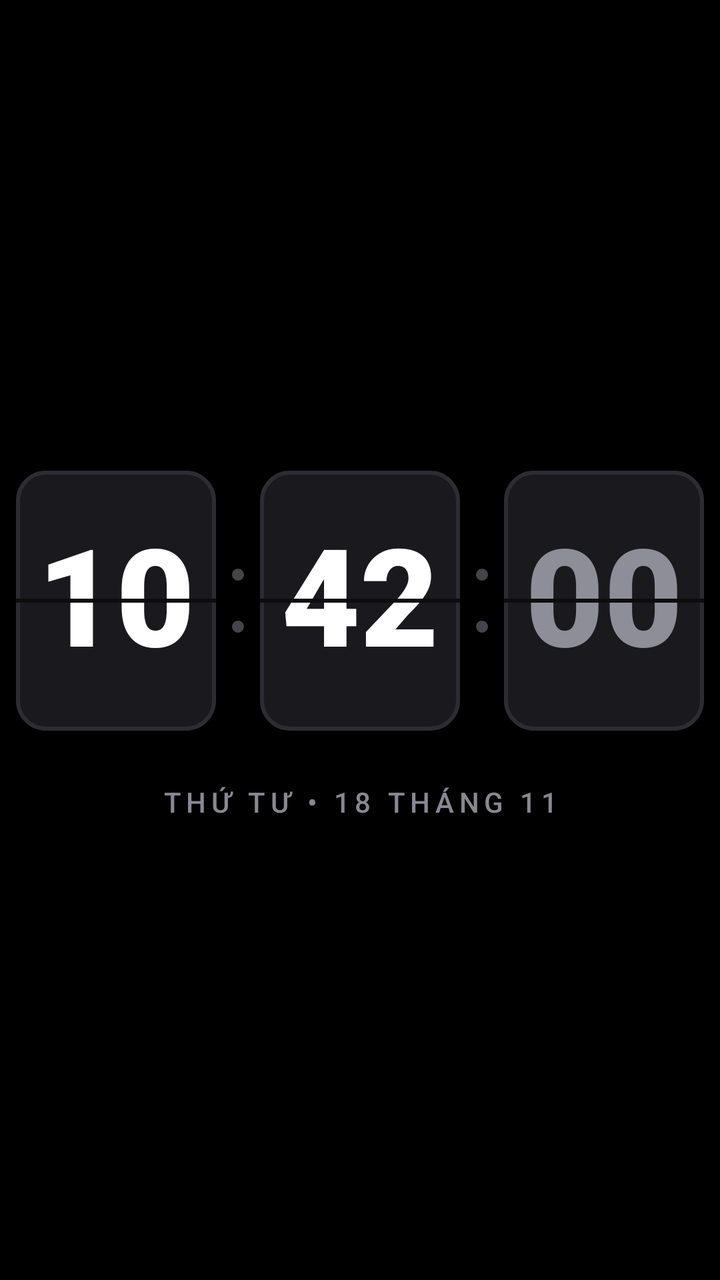
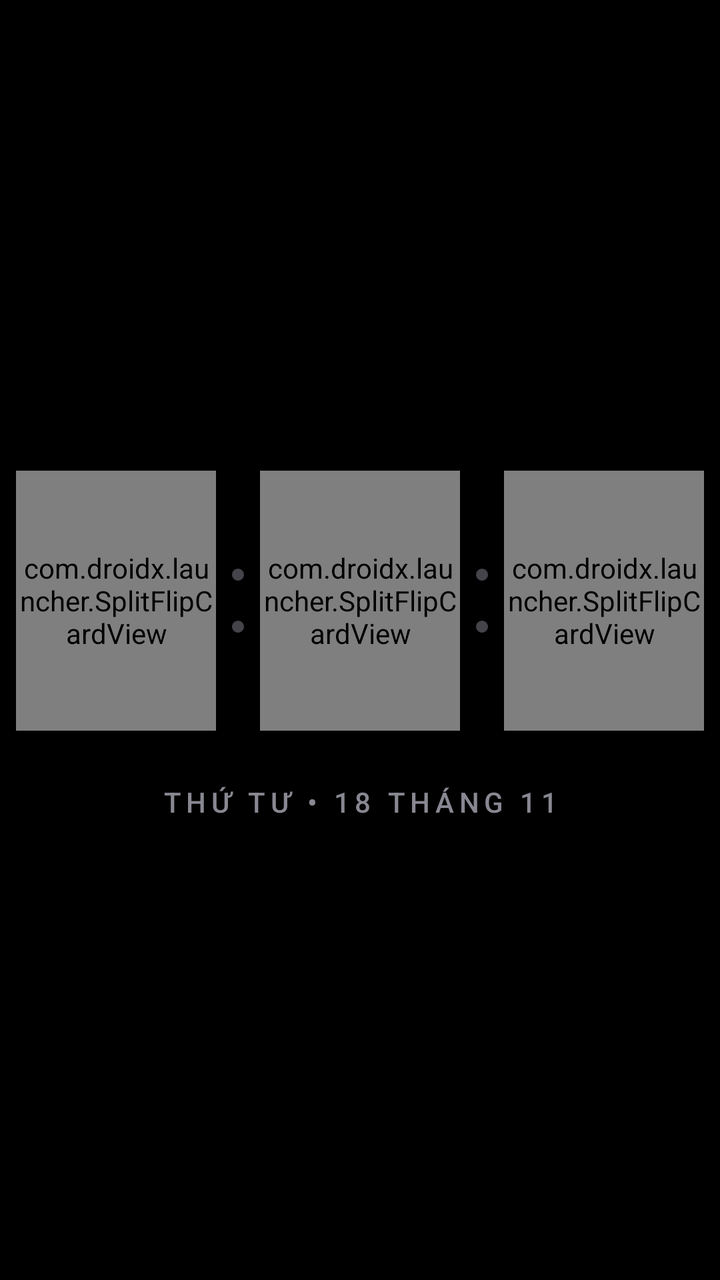

An Android layout rendered at two revisions. The XML below is the earlier revision; the diff shows what the commit changed to produce the second picture.
<!-- AndroidManifest.xml: application theme Theme.DroidX -->
<!-- res/layout/activity_main.xml -->
<?xml version="1.0" encoding="utf-8"?>
<FrameLayout xmlns:android="http://schemas.android.com/apk/res/android"
    android:id="@+id/rootContainer"
    android:layout_width="match_parent"
    android:layout_height="match_parent"
    android:background="@color/bg_black">

    
    <ViewFlipper
        android:id="@+id/viewFlipper"
        android:layout_width="match_parent"
        android:layout_height="match_parent">

        
        <RelativeLayout
            android:id="@+id/pageClock"
            android:layout_width="match_parent"
            android:layout_height="match_parent"
            android:background="@color/bg_black">

            
            <LinearLayout
                android:layout_width="wrap_content"
                android:layout_height="wrap_content"
                android:layout_centerInParent="true"
                android:orientation="vertical"
                android:gravity="center">

                
                <LinearLayout
                    android:layout_width="wrap_content"
                    android:layout_height="wrap_content"
                    android:orientation="horizontal"
                    android:gravity="center"
                    android:padding="6dp">

                    
                    <FrameLayout
                        android:id="@+id/flHourCard"
                        android:layout_width="100dp"
                        android:layout_height="130dp"
                        android:background="@drawable/bg_flip_card">

                        <TextView
                            android:id="@+id/tvFlipHours"
                            android:layout_width="match_parent"
                            android:layout_height="match_parent"
                            android:gravity="center"
                            android:text="10"
                            android:textColor="#FFFFFF"
                            android:textSize="68sp"
                            android:fontFamily="sans-serif-black"
                            android:includeFontPadding="false" />

                        
                        <View
                            android:layout_width="match_parent"
                            android:layout_height="2dp"
                            android:layout_gravity="center"
                            android:background="#0D0D10" />
                    </FrameLayout>

                    
                    <LinearLayout
                        android:layout_width="wrap_content"
                        android:layout_height="wrap_content"
                        android:orientation="vertical"
                        android:gravity="center"
                        android:layout_marginStart="8dp"
                        android:layout_marginEnd="8dp">

                        <View
                            android:layout_width="6dp"
                            android:layout_height="6dp"
                            android:background="@drawable/dot_colon"
                            android:layout_marginBottom="20dp" />

                        <View
                            android:layout_width="6dp"
                            android:layout_height="6dp"
                            android:background="@drawable/dot_colon" />
                    </LinearLayout>

                    
                    <FrameLayout
                        android:id="@+id/flMinuteCard"
                        android:layout_width="100dp"
                        android:layout_height="130dp"
                        android:background="@drawable/bg_flip_card">

                        <TextView
                            android:id="@+id/tvFlipMinutes"
                            android:layout_width="match_parent"
                            android:layout_height="match_parent"
                            android:gravity="center"
                            android:text="42"
                            android:textColor="#FFFFFF"
                            android:textSize="68sp"
                            android:fontFamily="sans-serif-black"
                            android:includeFontPadding="false" />

                        
                        <View
                            android:layout_width="match_parent"
                            android:layout_height="2dp"
                            android:layout_gravity="center"
                            android:background="#0D0D10" />
                    </FrameLayout>

                    
                    <LinearLayout
                        android:layout_width="wrap_content"
                        android:layout_height="wrap_content"
                        android:orientation="vertical"
                        android:gravity="center"
                        android:layout_marginStart="8dp"
                        android:layout_marginEnd="8dp">

                        <View
                            android:layout_width="6dp"
                            android:layout_height="6dp"
                            android:background="@drawable/dot_colon"
                            android:layout_marginBottom="20dp" />

                        <View
                            android:layout_width="6dp"
                            android:layout_height="6dp"
                            android:background="@drawable/dot_colon" />
                    </LinearLayout>

                    
                    <FrameLayout
                        android:id="@+id/flSecondCard"
                        android:layout_width="100dp"
                        android:layout_height="130dp"
                        android:background="@drawable/bg_flip_card">

                        <TextView
                            android:id="@+id/tvFlipSeconds"
                            android:layout_width="match_parent"
                            android:layout_height="match_parent"
                            android:gravity="center"
                            android:text="00"
                            android:textColor="#8E8E98"
                            android:textSize="68sp"
                            android:fontFamily="sans-serif-black"
                            android:includeFontPadding="false" />

                        
                        <View
                            android:layout_width="match_parent"
                            android:layout_height="2dp"
                            android:layout_gravity="center"
                            android:background="#0D0D10" />
                    </FrameLayout>

                </LinearLayout>

                
                <TextView
                    android:id="@+id/tvDate"
                    android:layout_width="wrap_content"
                    android:layout_height="wrap_content"
                    android:layout_marginTop="20dp"
                    android:text="THỨ TƯ • 18 THÁNG 11"
                    android:textColor="#888892"
                    android:textSize="14sp"
                    android:letterSpacing="0.18"
                    android:fontFamily="sans-serif-medium"
                    android:gravity="center" />

            </LinearLayout>

        </RelativeLayout>

        
        <RelativeLayout
            android:id="@+id/pageEnglish"
            android:layout_width="match_parent"
            android:layout_height="match_parent"
            android:background="@color/bg_black">

            <ProgressBar
                android:id="@+id/pbWebLoading"
                style="?android:attr/progressBarStyleHorizontal"
                android:layout_width="match_parent"
                android:layout_height="2dp"
                android:layout_alignParentTop="true"
                android:progressDrawable="@android:drawable/progress_horizontal"
                android:indeterminateOnly="true" />

            <WebView
                android:id="@+id/wvEnglish"
                android:layout_width="match_parent"
                android:layout_height="match_parent"
                android:layout_below="@id/pbWebLoading" />

            
            <Button
                android:id="@+id/btnReloadWeb"
                android:layout_width="36dp"
                android:layout_height="36dp"
                android:layout_alignParentTop="true"
                android:layout_alignParentEnd="true"
                android:layout_marginTop="12dp"
                android:layout_marginEnd="12dp"
                android:backgroundTint="#60000000"
                android:text="↻"
                android:textColor="#888888"
                android:textSize="13sp" />
        </RelativeLayout>

        
        <LinearLayout
            android:id="@+id/pageApps"
            android:layout_width="match_parent"
            android:layout_height="match_parent"
            android:orientation="vertical"
            android:paddingStart="24dp"
            android:paddingEnd="24dp"
            android:paddingTop="36dp">

            
            <LinearLayout
                android:layout_width="match_parent"
                android:layout_height="wrap_content"
                android:orientation="horizontal"
                android:gravity="center_vertical"
                android:layout_marginBottom="16dp">

                <EditText
                    android:id="@+id/etSearch"
                    android:layout_width="0dp"
                    android:layout_height="44dp"
                    android:layout_weight="1"
                    android:background="@color/card_bg"
                    android:hint="Tìm ứng dụng..."
                    android:textColorHint="@color/text_gray"
                    android:textColor="@color/text_white"
                    android:paddingStart="14dp"
                    android:paddingEnd="14dp"
                    android:textSize="14sp"
                    android:singleLine="true" />

                <Button
                    android:id="@+id/btnSettings"
                    android:layout_width="44dp"
                    android:layout_height="44dp"
                    android:layout_marginStart="10dp"
                    android:backgroundTint="@color/card_bg"
                    android:text="⚙️"
                    android:textColor="@color/text_white"
                    android:textSize="16sp" />
            </LinearLayout>

            
            <GridView
                android:id="@+id/gvApps"
                android:layout_width="match_parent"
                android:layout_height="match_parent"
                android:numColumns="4"
                android:verticalSpacing="16dp"
                android:horizontalSpacing="8dp"
                android:gravity="center" />
        </LinearLayout>

    </ViewFlipper>

</FrameLayout>
<!-- resources referenced by this layout -->
<resources>
  <color name="bg_black">#000000</color>
  <color name="card_bg">#1A1A1A</color>
  <color name="text_gray">#888888</color>
  <color name="text_white">#FFFFFF</color>
  <!-- drawable bg_flip_card (drawable) -->
  <?xml version="1.0" encoding="utf-8"?>
  <shape xmlns:android="http://schemas.android.com/apk/res/android"
      android:shape="rectangle">
      <solid android:color="#1A1A1E" />
      <stroke
          android:width="2dp"
          android:color="#2C2C32" />
      <corners android:radius="14dp" />
  </shape>
  <!-- drawable dot_colon (drawable) -->
  <?xml version="1.0" encoding="utf-8"?>
  <shape xmlns:android="http://schemas.android.com/apk/res/android"
      android:shape="oval">
      <solid android:color="#44444A" />
  </shape>
  <style name="Theme.DroidX" parent="android:Theme.Material.NoActionBar">
          <item name="android:windowBackground">@color/bg_black</item>
          <item name="android:statusBarColor">#00000000</item>
          <item name="android:navigationBarColor">#00000000</item>
      </style>
</resources>

<!-- the commit's change to res/layout/activity_main.xml (unified diff, before → after) -->
@@ -35,30 +35,10 @@
                     android:padding="6dp">
 
                     
-                    <FrameLayout
-                        android:id="@+id/flHourCard"
+                    <com.droidx.launcher.SplitFlipCardView
+                        android:id="@+id/cardHours"
                         android:layout_width="100dp"
-                        android:layout_height="130dp"
-                        android:background="@drawable/bg_flip_card">
-
-                        <TextView
-                            android:id="@+id/tvFlipHours"
-                            android:layout_width="match_parent"
-                            android:layout_height="match_parent"
-                            android:gravity="center"
-                            android:text="10"
-                            android:textColor="#FFFFFF"
-                            android:textSize="68sp"
-                            android:fontFamily="sans-serif-black"
-                            android:includeFontPadding="false" />
-
-                        
-                        <View
-                            android:layout_width="match_parent"
-                            android:layout_height="2dp"
-                            android:layout_gravity="center"
-                            android:background="#0D0D10" />
-                    </FrameLayout>
+                        android:layout_height="130dp" />
 
                     
                     <LinearLayout
@@ -82,30 +62,10 @@
                     </LinearLayout>
 
                     
-                    <FrameLayout
-                        android:id="@+id/flMinuteCard"
+                    <com.droidx.launcher.SplitFlipCardView
+                        android:id="@+id/cardMinutes"
                         android:layout_width="100dp"
-                        android:layout_height="130dp"
-                        android:background="@drawable/bg_flip_card">
-
-                        <TextView
-                            android:id="@+id/tvFlipMinutes"
-                            android:layout_width="match_parent"
-                            android:layout_height="match_parent"
-                            android:gravity="center"
-                            android:text="42"
-                            android:textColor="#FFFFFF"
-                            android:textSize="68sp"
-                            android:fontFamily="sans-serif-black"
-                            android:includeFontPadding="false" />
-
-                        
-                        <View
-                            android:layout_width="match_parent"
-                            android:layout_height="2dp"
-                            android:layout_gravity="center"
-                            android:background="#0D0D10" />
-                    </FrameLayout>
+                        android:layout_height="130dp" />
 
                     
                     <LinearLayout
@@ -129,30 +89,10 @@
                     </LinearLayout>
 
                     
-                    <FrameLayout
-                        android:id="@+id/flSecondCard"
+                    <com.droidx.launcher.SplitFlipCardView
+                        android:id="@+id/cardSeconds"
                         android:layout_width="100dp"
-                        android:layout_height="130dp"
-                        android:background="@drawable/bg_flip_card">
-
-                        <TextView
-                            android:id="@+id/tvFlipSeconds"
-                            android:layout_width="match_parent"
-                            android:layout_height="match_parent"
-                            android:gravity="center"
-                            android:text="00"
-                            android:textColor="#8E8E98"
-                            android:textSize="68sp"
-                            android:fontFamily="sans-serif-black"
-                            android:includeFontPadding="false" />
-
-                        
-                        <View
-                            android:layout_width="match_parent"
-                            android:layout_height="2dp"
-                            android:layout_gravity="center"
-                            android:background="#0D0D10" />
-                    </FrameLayout>
+                        android:layout_height="130dp" />
 
                 </LinearLayout>
 
<!-- resource entries referenced after the edit -->
@@ -4,16 +4,6 @@
   <color name="card_bg">#1A1A1A</color>
   <color name="text_gray">#888888</color>
   <color name="text_white">#FFFFFF</color>
-  <!-- drawable bg_flip_card (drawable) -->
-  <?xml version="1.0" encoding="utf-8"?>
-  <shape xmlns:android="http://schemas.android.com/apk/res/android"
-      android:shape="rectangle">
-      <solid android:color="#1A1A1E" />
-      <stroke
-          android:width="2dp"
-          android:color="#2C2C32" />
-      <corners android:radius="14dp" />
-  </shape>
   <!-- drawable dot_colon (drawable) -->
   <?xml version="1.0" encoding="utf-8"?>
   <shape xmlns:android="http://schemas.android.com/apk/res/android"
